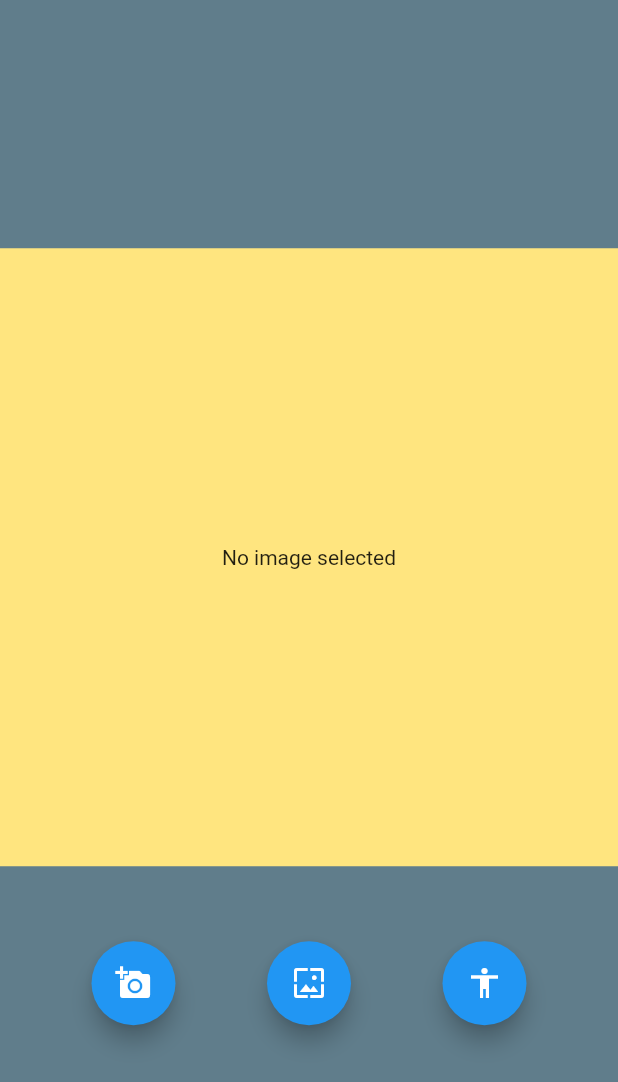
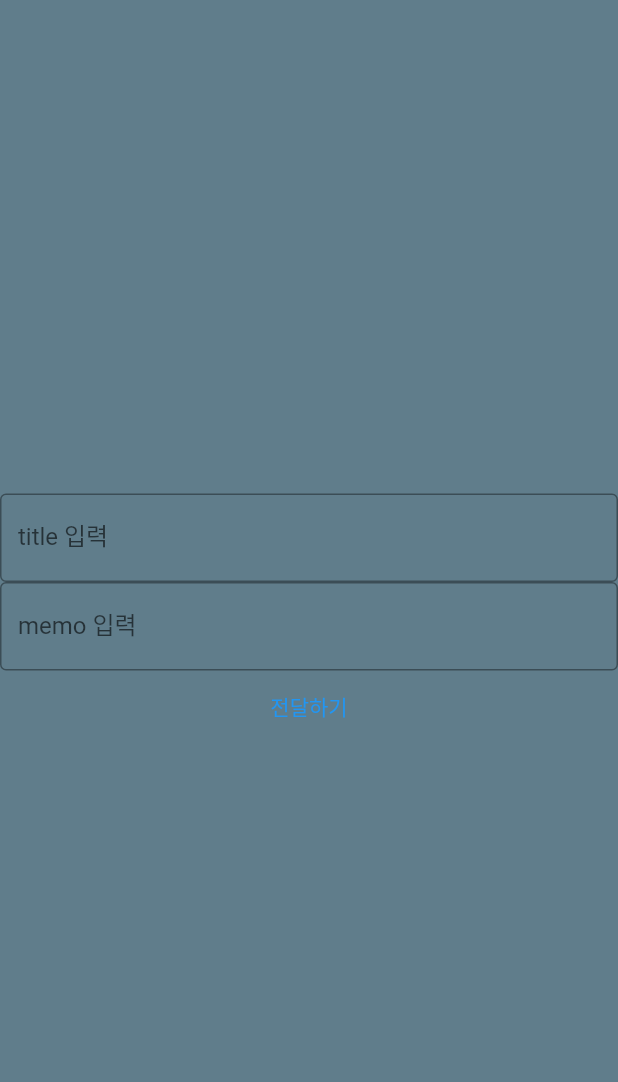
Before and after one commit to book-ish/bookish-front, a Flutter app: the screen it shows after launch, after a tap on the "add a photo" icon, on a phone screen of 412 x 824 dp. Shown: the top 1082 px of the screen. Run offline on Flutter 3.47's test engine with Material 2 defaults, Android fonts, the light colour scheme and no system bars; our stand-ins replace flutter_native_image, image_picker; missing offline and left inert: a package.

Commit message:
memo, title

```diff
--- a/lib/camera/camera.dart
+++ b/lib/camera/camera.dart
@@ -1,9 +1,13 @@
 import 'dart:io';
 
+import 'package:bookish_front/camera/memo.dart';
+import 'package:bookish_front/history.dart';
 import 'package:flutter/material.dart';
 import 'package:flutter/services.dart';
 import 'package:image_picker/image_picker.dart';
 import 'package:http/http.dart' as http;
+
+import '../util/AppHelper.dart';
 
 class CameraExample extends StatefulWidget {
   const CameraExample({Key? key}) : super(key: key);
@@ -14,14 +18,25 @@ class CameraExample extends StatefulWidget {
 
 class _CameraExampleState extends State<CameraExample> {
   File? _image;
+  String memo = "";
+  String title = "";
   final picker = ImagePicker();
-
   // 비동기 처리를 통해 카메라와 갤러리에서 이미지를 가져온다.
   Future getImage(ImageSource imageSource) async {
-    final image = await picker.pickImage(source: imageSource);
+    final imageXFile = await picker.pickImage(source: imageSource, imageQuality: 100);
+
+    final result = await Navigator.push(context,
+        MaterialPageRoute(builder: (context) => MemoScreen()));
+    var result2 = result[0];
+    var _title = result2["title"];
+    var _memo = result2["memo"];
+
+    var compressedImage = await AppHelper.compress(image: File(imageXFile!.path));
 
     setState(() {
-      _image = File(image!.path);
+      _image = compressedImage;
+      memo = _memo;
+      title = _title;
     });
   }
 
@@ -29,8 +44,8 @@ class _CameraExampleState extends State<CameraExample> {
   Widget showImage() {
     return Container(
       color: Color(0xFFFFE57F),
-      width: MediaQuery.of(context).size.width,
-      height: MediaQuery.of(context).size.width,
+      width: MediaQuery.of(context).size.width - 20,
+      height: MediaQuery.of(context).size.width - 20,
       child: Center(
         child: _image == null
             ? Text("No image selected")
@@ -38,6 +53,8 @@ class _CameraExampleState extends State<CameraExample> {
       ),
     );
   }
+
+
 
   @override
   Widget build(BuildContext context) {
@@ -60,6 +77,7 @@ class _CameraExampleState extends State<CameraExample> {
               FloatingActionButton(
                   child: const Icon(Icons.add_a_photo),
                   tooltip: "pick Image",
+                  heroTag: "c",
                   onPressed: () {
                     getImage(ImageSource.camera);
                   }),
@@ -68,15 +86,38 @@ class _CameraExampleState extends State<CameraExample> {
               FloatingActionButton(
                   child: Icon(Icons.wallpaper),
                   tooltip: "pick_Image From galley",
+                  heroTag: "a",
                   onPressed: () {
                     getImage(ImageSource.gallery);
                   }),
+
               FloatingActionButton(
                   child: Icon(Icons.accessibility),
                   tooltip: "pick_Image From galley",
+                  heroTag: "b",
                   onPressed: () {
                     uploadImage();
                   }),
+            ],
+          ),
+          SizedBox(
+            height: 50.0,
+          ),
+          Row(
+            mainAxisAlignment: MainAxisAlignment.spaceEvenly,
+            children: [
+              TextButton(
+                onPressed: () {
+                  Navigator.push(context,
+                      MaterialPageRoute(builder: (context) => const History()));
+                },
+                style: ButtonStyle(
+                  textStyle: MaterialStateProperty.all(TextStyle(fontSize: 14)),
+                  foregroundColor: MaterialStateProperty.all(Colors.white),
+                  backgroundColor: MaterialStateProperty.all(Colors.blue)
+                ),
+                child: Text("기록내역 확인하기"),
+              )
             ],
           )
         ],
@@ -86,18 +127,15 @@ class _CameraExampleState extends State<CameraExample> {
 
   void uploadImage() async {
     var image = _image;
-    // if (image == null) {
-    //   print("XXX");
-    //   return;
-    // }
 
-    var uri = Uri.parse('http://localhost:8080/upload');
+
+    var uri = Uri.parse('http://172.30.1.70:8080/upload');
     var request = http.MultipartRequest("POST", uri);
 
-    request.fields["title"] = "zxc";
-    print("xxxx");
-    request.files
-        .add(await http.MultipartFile.fromPath('file', image!.path));
+    request.fields["title"] = title;
+    request.fields["memo"] = memo;
+
+    request.files.add(await http.MultipartFile.fromPath('file', image!.path));
 
     var response = await request.send();
     print(response);
--- /dev/null
+++ b/lib/camera/memo.dart
@@ -0,0 +1,40 @@
+import 'package:flutter/material.dart';
+
+class MemoScreen extends StatelessWidget {
+  MemoScreen({Key? key}) : super(key: key);
+
+  @override
+  Widget build(BuildContext context) {
+    final _titleController = TextEditingController();
+    final _memoController = TextEditingController();
+    return Scaffold(
+      backgroundColor: Colors.blueGrey,
+      body: Column(
+        mainAxisAlignment: MainAxisAlignment.center,
+        children: [
+          TextField(
+            controller: _titleController,
+            decoration: InputDecoration(
+              border: OutlineInputBorder(),
+              labelText: "title 입력",
+            ),
+          ),
+          TextField(
+            controller: _memoController,
+            decoration: InputDecoration(
+                border: OutlineInputBorder(), labelText: "memo 입력"),
+          ),
+          TextButton(
+              onPressed: () {
+                var sendTitle = _titleController.text;
+                var sendMeme = _memoController.text;
+                Navigator.pop(context, [
+                  {"title": sendTitle, "memo": sendMeme}
+                ]);
+              },
+              child: const Text("전달하기"))
+        ],
+      ),
+    );
+  }
+}
--- a/pubspec.yaml
+++ b/pubspec.yaml
@@ -37,6 +37,7 @@ dependencies:
   cupertino_icons: ^1.0.2
   image_picker: ^0.8.7+1
   http: ^0.13.5
+  flutter_native_image: ^0.0.6+1
 
 dev_dependencies:
   flutter_test:
```
Also changed, not shown: lib/history.dart (added, +46 -0 lines), lib/main.dart (+0 -82 lines), lib/util/AppHelper.dart (added, +19 -0 lines), pubspec.lock, 5 other files.
